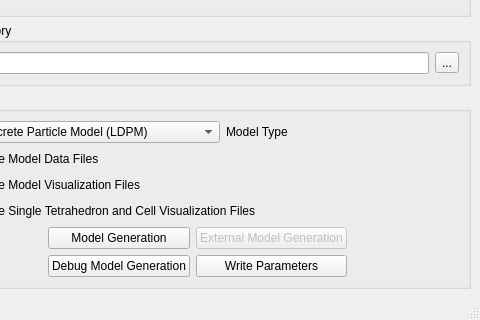
This is freecad/ldpmWorkbench/gui/ui/ui_PLDPM_generation.ui in Computational-Mechanics-Material-Models/LDPM-preprocessor as Qt 5 draws it before an edit; both pictures show x 85 to 565 and y 695 to 1015 of the 565 by 1015 pixel window. The edited form follows.
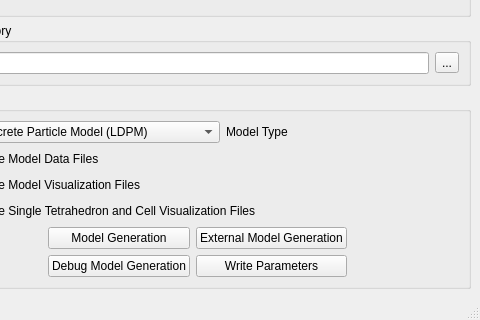
This is the edited form.

Diff of the .ui file:
```diff
--- a/freecad/ldpmWorkbench/gui/ui/ui_PLDPM_generation.ui
+++ b/freecad/ldpmWorkbench/gui/ui/ui_PLDPM_generation.ui
@@ -249,7 +249,7 @@
          <item row="0" column="1">
           <widget class="QPushButton" name="externalGenerate">
            <property name="enabled">
-            <bool>false</bool>
+            <bool>true</bool>
            </property>
            <property name="sizePolicy">
             <sizepolicy hsizetype="Preferred" vsizetype="Fixed">
```
